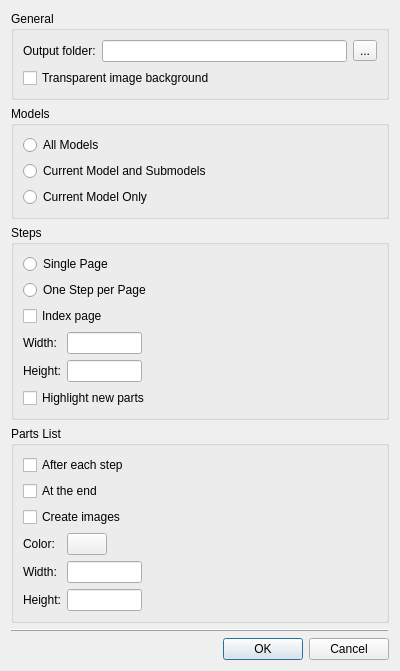
First picture: the form in qt/lc_qhtmldialog.ui, repository leozide/leocad, before the edit.
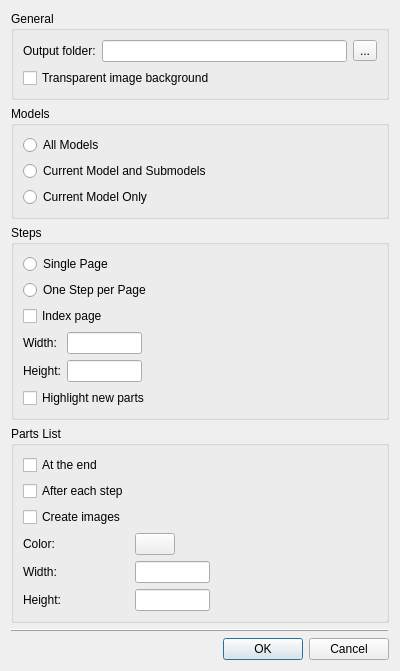
Second picture: the form after the edit. Custom widgets are drawn as their Qt base class.

Commit message: Replaced HTML parts list table with image.

```diff
--- a/qt/lc_qhtmldialog.ui
+++ b/qt/lc_qhtmldialog.ui
@@ -7,7 +7,7 @@
     <x>0</x>
     <y>0</y>
     <width>400</width>
-    <height>617</height>
+    <height>629</height>
    </rect>
   </property>
   <property name="sizePolicy">
@@ -179,61 +179,7 @@
       <string>Parts List</string>
      </property>
      <layout class="QFormLayout" name="formLayout">
-      <item row="4" column="1">
-       <widget class="QLineEdit" name="partImagesWidth">
-        <property name="maximumSize">
-         <size>
-          <width>75</width>
-          <height>16777215</height>
-         </size>
-        </property>
-       </widget>
-      </item>
-      <item row="7" column="1">
-       <widget class="QLineEdit" name="partImagesHeight">
-        <property name="maximumSize">
-         <size>
-          <width>75</width>
-          <height>16777215</height>
-         </size>
-        </property>
-       </widget>
-      </item>
-      <item row="1" column="0" colspan="2">
-       <widget class="QCheckBox" name="partsAtTheEnd">
-        <property name="text">
-         <string>At the end</string>
-        </property>
-       </widget>
-      </item>
-      <item row="0" column="0" colspan="2">
-       <widget class="QCheckBox" name="partsAfterEachStep">
-        <property name="text">
-         <string>After each step</string>
-        </property>
-       </widget>
-      </item>
-      <item row="4" column="0">
-       <widget class="QLabel" name="label_3">
-        <property name="text">
-         <string>Width:</string>
-        </property>
-        <property name="buddy">
-         <cstring>partImagesWidth</cstring>
-        </property>
-       </widget>
-      </item>
-      <item row="7" column="0">
-       <widget class="QLabel" name="label_4">
-        <property name="text">
-         <string>Height:</string>
-        </property>
-        <property name="buddy">
-         <cstring>partImagesHeight</cstring>
-        </property>
-       </widget>
-      </item>
-      <item row="3" column="0">
+      <item row="5" column="0">
        <widget class="QLabel" name="label_5">
         <property name="text">
          <string>Color:</string>
@@ -243,14 +189,7 @@
         </property>
        </widget>
       </item>
-      <item row="2" column="0" colspan="2">
-       <widget class="QCheckBox" name="partImages">
-        <property name="text">
-         <string>Create images</string>
-        </property>
-       </widget>
-      </item>
-      <item row="3" column="1">
+      <item row="5" column="1">
        <layout class="QHBoxLayout" name="horizontalLayout_2">
         <item>
          <widget class="lcQColorPicker" name="partColor">
@@ -274,6 +213,67 @@
         </item>
        </layout>
       </item>
+      <item row="6" column="0">
+       <widget class="QLabel" name="label_3">
+        <property name="text">
+         <string>Width:</string>
+        </property>
+        <property name="buddy">
+         <cstring>partImagesWidth</cstring>
+        </property>
+       </widget>
+      </item>
+      <item row="6" column="1">
+       <widget class="QLineEdit" name="partImagesWidth">
+        <property name="maximumSize">
+         <size>
+          <width>75</width>
+          <height>16777215</height>
+         </size>
+        </property>
+       </widget>
+      </item>
+      <item row="9" column="0">
+       <widget class="QLabel" name="label_4">
+        <property name="text">
+         <string>Height:</string>
+        </property>
+        <property name="buddy">
+         <cstring>partImagesHeight</cstring>
+        </property>
+       </widget>
+      </item>
+      <item row="9" column="1">
+       <widget class="QLineEdit" name="partImagesHeight">
+        <property name="maximumSize">
+         <size>
+          <width>75</width>
+          <height>16777215</height>
+         </size>
+        </property>
+       </widget>
+      </item>
+      <item row="3" column="0">
+       <widget class="QCheckBox" name="partsAfterEachStep">
+        <property name="text">
+         <string>After each step</string>
+        </property>
+       </widget>
+      </item>
+      <item row="4" column="0">
+       <widget class="QCheckBox" name="partImages">
+        <property name="text">
+         <string>Create images</string>
+        </property>
+       </widget>
+      </item>
+      <item row="2" column="0">
+       <widget class="QCheckBox" name="partsAtTheEnd">
+        <property name="text">
+         <string>At the end</string>
+        </property>
+       </widget>
+      </item>
      </layout>
     </widget>
    </item>
```
Left out of the diff: 2 changed lines with no effect on the pictures. The commit also changes 2 other files.
